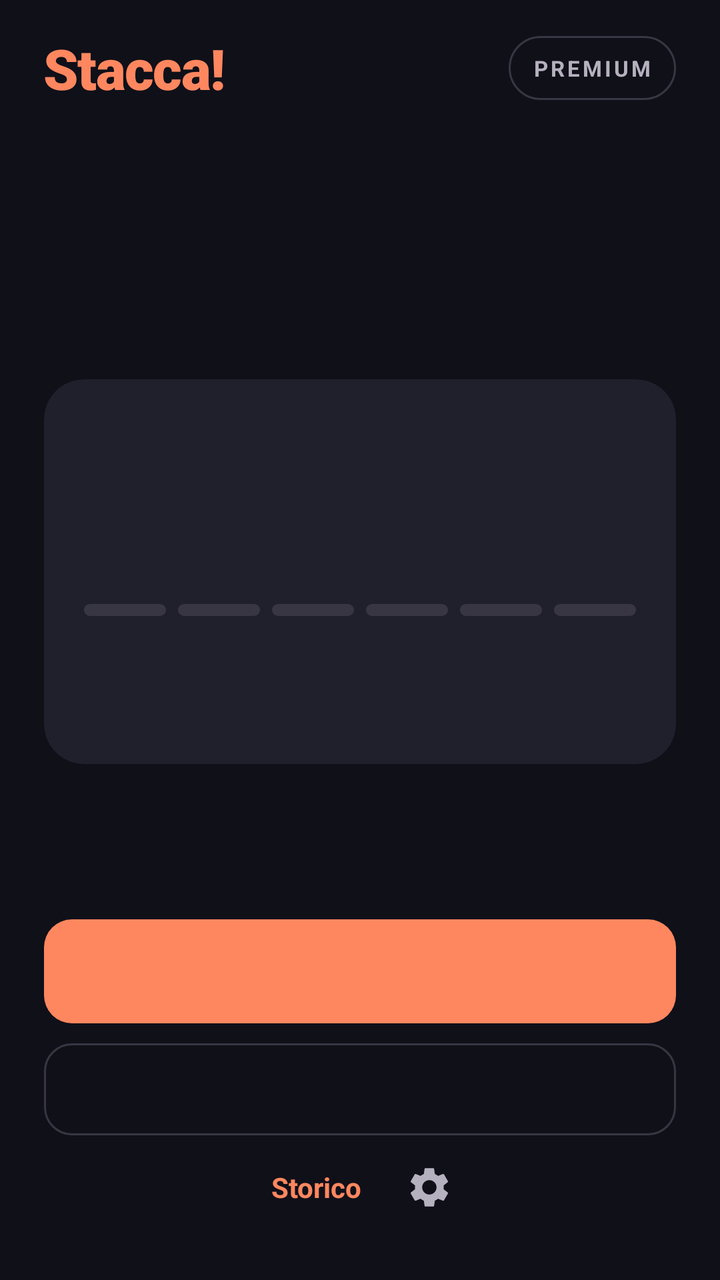
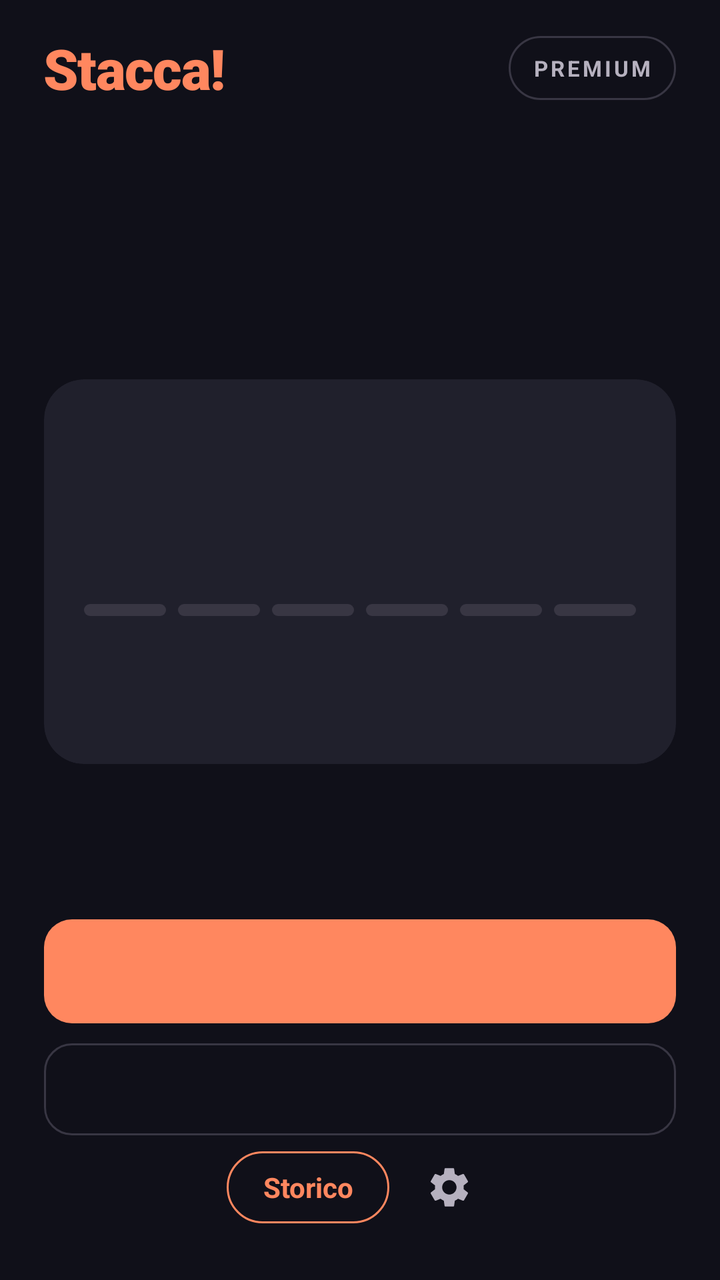

Screens rendered from an Android XML layout before and after an edit, with the pre-edit source and the edit as a unified diff.
<!-- AndroidManifest.xml: activity theme Theme.Stacca -->
<!-- res/layout/activity_main.xml -->
<?xml version="1.0" encoding="utf-8"?>
<ScrollView xmlns:android="http://schemas.android.com/apk/res/android"
    xmlns:app="http://schemas.android.com/apk/res-auto"
    android:layout_width="match_parent"
    android:layout_height="match_parent"
    android:background="@color/home_bg"
    android:fillViewport="true">

    <LinearLayout
        android:layout_width="match_parent"
        android:layout_height="match_parent"
        android:orientation="vertical"
        android:paddingStart="22dp"
        android:paddingEnd="22dp"
        android:paddingTop="12dp"
        android:paddingBottom="8dp">

        
        <LinearLayout
            android:layout_width="match_parent"
            android:layout_height="wrap_content"
            android:orientation="horizontal"
            android:gravity="center_vertical"
            android:minHeight="44dp">

            <TextView
                android:id="@+id/tvAppTitle"
                android:layout_width="0dp"
                android:layout_height="wrap_content"
                android:layout_weight="1"
                android:text="@string/app_name"
                android:textSize="28sp"
                android:fontFamily="sans-serif-black"
                android:letterSpacing="-0.02"
                android:textColor="@color/home_accent" />

            <TextView
                android:id="@+id/tvPremiumBadge"
                android:layout_width="wrap_content"
                android:layout_height="wrap_content"
                android:minHeight="32dp"
                android:gravity="center"
                android:background="@drawable/bg_badge"
                android:paddingStart="12dp"
                android:paddingEnd="12dp"
                android:text="@string/premium_badge"
                android:textSize="11sp"
                android:textStyle="bold"
                android:letterSpacing="0.12"
                android:textColor="@color/home_text_secondary" />
        </LinearLayout>

        
        <LinearLayout
            android:id="@+id/cardPermissions"
            android:layout_width="match_parent"
            android:layout_height="0dp"
            android:layout_weight="1"
            android:paddingBottom="40dp"
            android:orientation="vertical"
            android:visibility="gone">

            
            <TextView
                android:layout_width="wrap_content"
                android:layout_height="wrap_content"
                android:layout_marginTop="20dp"
                android:text="@string/perm_v2_label"
                android:textSize="12sp"
                android:textStyle="bold"
                android:letterSpacing="0.14"
                android:textColor="@color/home_accent" />

            <TextView
                android:layout_width="match_parent"
                android:layout_height="wrap_content"
                android:layout_marginTop="6dp"
                android:text="@string/perm_v2_title"
                android:textSize="18sp"
                android:textStyle="bold"
                android:textColor="@color/home_text" />

            
            <Space
                android:layout_width="match_parent"
                android:layout_height="0dp"
                android:layout_weight="1"
                android:minHeight="16dp" />

            <com.google.android.material.card.MaterialCardView
                style="@style/Stacca.Settings.Card">

                <LinearLayout
                    android:layout_width="match_parent"
                    android:layout_height="wrap_content"
                    android:orientation="vertical">

                    <LinearLayout
                        android:id="@+id/rowPermNotification"
                        style="@style/Stacca.Settings.Row"
                        android:background="?attr/selectableItemBackground">
                        <LinearLayout style="@style/Stacca.Settings.RowTexts">
                            <TextView style="@style/Stacca.Settings.RowTitle" android:text="@string/perm_v2_notif_title" />
                            <TextView style="@style/Stacca.Settings.RowDesc" android:text="@string/perm_v2_notif_desc" />
                        </LinearLayout>
                        <TextView
                            android:id="@+id/tvPermNotification"
                            style="@style/Stacca.Permission.Status" />
                    </LinearLayout>

                    <View style="@style/Stacca.Settings.Divider" />

                    <LinearLayout
                        android:id="@+id/rowPermExactAlarm"
                        style="@style/Stacca.Settings.Row"
                        android:background="?attr/selectableItemBackground">
                        <LinearLayout style="@style/Stacca.Settings.RowTexts">
                            <TextView style="@style/Stacca.Settings.RowTitle" android:text="@string/perm_v2_exact_title" />
                            <TextView style="@style/Stacca.Settings.RowDesc" android:text="@string/perm_v2_exact_desc" />
                        </LinearLayout>
                        <TextView
                            android:id="@+id/tvPermExactAlarm"
                            style="@style/Stacca.Permission.Status" />
                    </LinearLayout>

                    <View style="@style/Stacca.Settings.Divider" />

                    <LinearLayout
                        android:id="@+id/rowPermBattery"
                        style="@style/Stacca.Settings.Row"
                        android:background="?attr/selectableItemBackground">
                        <LinearLayout style="@style/Stacca.Settings.RowTexts">
                            <TextView style="@style/Stacca.Settings.RowTitle" android:text="@string/perm_v2_battery_title" />
                            <TextView style="@style/Stacca.Settings.RowDesc" android:text="@string/perm_v2_battery_desc" />
                        </LinearLayout>
                        <TextView
                            android:id="@+id/tvPermBattery"
                            style="@style/Stacca.Permission.Status" />
                    </LinearLayout>
                </LinearLayout>
            </com.google.android.material.card.MaterialCardView>

            <Space
                android:layout_width="match_parent"
                android:layout_height="0dp"
                android:layout_weight="1" />
        </LinearLayout>

        
        <LinearLayout
            android:id="@+id/homeContent"
            android:layout_width="match_parent"
            android:layout_height="0dp"
            android:layout_weight="1"
            android:orientation="vertical">

            <Space
                android:id="@+id/spaceTop"
                android:layout_width="match_parent"
                android:layout_height="20dp" />

            
            <TextView
                android:id="@+id/tvHeroLabel"
                android:layout_width="wrap_content"
                android:layout_height="wrap_content"
                android:textSize="12sp"
                android:textStyle="bold"
                android:letterSpacing="0.14"
                android:textColor="@color/home_text_secondary" />

            <TextView
                android:id="@+id/tvHeroTitle"
                android:layout_width="match_parent"
                android:layout_height="wrap_content"
                android:layout_marginTop="10dp"
                android:textSize="30sp"
                android:fontFamily="sans-serif-black"
                android:lineSpacingMultiplier="1.08"
                android:letterSpacing="-0.01"
                android:textColor="@color/home_text" />

            <TextView
                android:id="@+id/tvHeroSub"
                android:layout_width="match_parent"
                android:layout_height="wrap_content"
                android:layout_marginTop="8dp"
                android:textSize="14sp"
                android:textColor="@color/home_text_secondary" />

            
            <com.google.android.material.card.MaterialCardView
                android:id="@+id/cardInfo"
                android:layout_width="match_parent"
                android:layout_height="wrap_content"
                android:layout_marginTop="20dp"
                app:cardBackgroundColor="@color/home_surface"
                app:cardCornerRadius="20dp"
                app:cardElevation="0dp"
                app:strokeWidth="0dp">

                <LinearLayout
                    android:layout_width="match_parent"
                    android:layout_height="wrap_content"
                    android:orientation="vertical"
                    android:padding="20dp">

                    <TextView
                        android:id="@+id/tvCardLabel"
                        android:layout_width="wrap_content"
                        android:layout_height="wrap_content"
                        android:textSize="12sp"
                        android:textStyle="bold"
                        android:letterSpacing="0.14"
                        android:textColor="@color/home_text_secondary" />

                    <TextView
                        android:id="@+id/tvCardValue"
                        android:layout_width="wrap_content"
                        android:layout_height="wrap_content"
                        android:layout_marginTop="6dp"
                        android:textSize="46sp"
                        android:textStyle="bold"
                        android:fontFeatureSettings="tnum"
                        android:letterSpacing="-0.02"
                        android:includeFontPadding="false"
                        android:textColor="@color/home_text" />

                    
                    <LinearLayout
                        android:id="@+id/segments"
                        android:layout_width="match_parent"
                        android:layout_height="6dp"
                        android:layout_marginTop="16dp"
                        android:orientation="horizontal">

                        <View android:id="@+id/seg1" android:layout_width="0dp" android:layout_height="match_parent" android:layout_weight="1" android:layout_marginEnd="6dp" android:background="@drawable/bg_segment" />
                        <View android:id="@+id/seg2" android:layout_width="0dp" android:layout_height="match_parent" android:layout_weight="1" android:layout_marginEnd="6dp" android:background="@drawable/bg_segment" />
                        <View android:id="@+id/seg3" android:layout_width="0dp" android:layout_height="match_parent" android:layout_weight="1" android:layout_marginEnd="6dp" android:background="@drawable/bg_segment" />
                        <View android:id="@+id/seg4" android:layout_width="0dp" android:layout_height="match_parent" android:layout_weight="1" android:layout_marginEnd="6dp" android:background="@drawable/bg_segment" />
                        <View android:id="@+id/seg5" android:layout_width="0dp" android:layout_height="match_parent" android:layout_weight="1" android:layout_marginEnd="6dp" android:background="@drawable/bg_segment" />
                        <View android:id="@+id/seg6" android:layout_width="0dp" android:layout_height="match_parent" android:layout_weight="1" android:background="@drawable/bg_segment" />
                    </LinearLayout>

                    
                    <LinearLayout
                        android:layout_width="match_parent"
                        android:layout_height="wrap_content"
                        android:layout_marginTop="10dp"
                        android:orientation="horizontal"
                        android:gravity="center_vertical">

                        <TextView
                            android:id="@+id/tvCardFootLeft"
                            android:layout_width="0dp"
                            android:layout_height="wrap_content"
                            android:layout_weight="1"
                            android:textSize="13sp"
                            android:textColor="@color/home_text_secondary" />

                        <TextView
                            android:id="@+id/tvCardFootRight"
                            android:layout_width="wrap_content"
                            android:layout_height="wrap_content"
                            android:minHeight="44dp"
                            android:minWidth="44dp"
                            android:gravity="center_vertical|end"
                            android:textSize="13sp"
                            android:fontFeatureSettings="tnum"
                            android:textColor="@color/home_text_secondary" />
                    </LinearLayout>

                </LinearLayout>
            </com.google.android.material.card.MaterialCardView>

            <Space
                android:id="@+id/spaceBottom"
                android:layout_width="match_parent"
                android:layout_height="0dp"
                android:layout_weight="3"
                android:minHeight="20dp" />

            
            <TextView
                android:id="@+id/tvExplain"
                android:layout_width="match_parent"
                android:layout_height="wrap_content"
                android:layout_marginBottom="10dp"
                android:textSize="14sp"
                android:textColor="@color/home_text_secondary" />

            
            <com.google.android.material.button.MaterialButton
                android:id="@+id/btnPrimary"
                android:layout_width="match_parent"
                android:layout_height="52dp"
                android:insetTop="0dp"
                android:insetBottom="0dp"
                android:textSize="17sp"
                android:textStyle="bold"
                android:textAllCaps="false"
                android:letterSpacing="0"
                android:textColor="@color/home_on_accent"
                app:backgroundTint="@color/home_accent"
                app:cornerRadius="14dp"
                app:elevation="0dp" />

            <com.google.android.material.button.MaterialButton
                android:id="@+id/btnSecondary"
                style="@style/Widget.Material3.Button.OutlinedButton"
                android:layout_width="match_parent"
                android:layout_height="46dp"
                android:layout_marginTop="10dp"
                android:insetTop="0dp"
                android:insetBottom="0dp"
                android:textSize="15sp"
                android:textStyle="bold"
                android:textAllCaps="false"
                android:letterSpacing="0"
                android:textColor="@color/home_text"
                app:strokeColor="@color/home_border"
                app:strokeWidth="1dp"
                app:cornerRadius="14dp" />

            
            <LinearLayout
                android:layout_width="match_parent"
                android:layout_height="wrap_content"
                android:layout_marginTop="4dp"
                android:orientation="horizontal"
                android:gravity="center">

                <TextView
                    android:id="@+id/tvSnooze"
                    android:layout_width="0dp"
                    android:layout_height="wrap_content"
                    android:layout_weight="1"
                    android:minHeight="44dp"
                    android:gravity="center_vertical|start"
                    android:textSize="14sp"
                    android:textColor="@color/home_text"
                    android:background="?attr/selectableItemBackground"
                    android:visibility="gone" />

                <TextView
                    android:id="@+id/btnHistory"
                    android:layout_width="wrap_content"
                    android:layout_height="wrap_content"
                    android:minHeight="44dp"
                    android:minWidth="44dp"
                    android:paddingStart="12dp"
                    android:paddingEnd="12dp"
                    android:gravity="center"
                    android:text="@string/history_screen_title"
                    android:textSize="14sp"
                    android:textStyle="bold"
                    android:textColor="@color/home_accent"
                    android:background="?attr/selectableItemBackgroundBorderless" />

                
                <ImageView
                    android:id="@+id/btnSettings"
                    android:layout_width="44dp"
                    android:layout_height="44dp"
                    android:padding="10dp"
                    android:src="@drawable/ic_settings"
                    android:contentDescription="@string/home_settings"
                    app:tint="@color/home_text_secondary"
                    android:background="?attr/selectableItemBackgroundBorderless" />
            </LinearLayout>

            
            <Space
                android:layout_width="match_parent"
                android:layout_height="0dp"
                android:layout_weight="1" />

        </LinearLayout>

    </LinearLayout>
</ScrollView>
<!-- resources referenced by this layout -->
<resources>
  <color name="home_accent">#FF875F</color>
  <color name="home_bg">#101019</color>
  <color name="home_border">#383643</color>
  <color name="home_on_accent">#20110B</color>
  <color name="home_surface">#20202C</color>
  <color name="home_text">#F8F5F0</color>
  <color name="home_text_secondary">#B6B1BF</color>
  <!-- drawable bg_segment (drawable) -->
  <?xml version="1.0" encoding="utf-8"?>
  <shape xmlns:android="http://schemas.android.com/apk/res/android"
      android:shape="rectangle">
      <solid android:color="@color/home_border" />
      <corners android:radius="3dp" />
  </shape>
  <string name="app_name">Stacca!</string>
  <string name="history_screen_title">Storico</string>
  <string name="home_settings">Impostazioni</string>
  <string name="perm_v2_battery_desc">Per non farmi addormentare da Android.</string>
  <string name="perm_v2_battery_title">Batteria senza limiti</string>
  <string name="perm_v2_exact_desc">Per suonare all\'orario giusto, non dopo.</string>
  <string name="perm_v2_exact_title">Allarmi puntuali</string>
  <string name="perm_v2_label">PRIMA DI INIZIARE</string>
  <string name="perm_v2_notif_desc">Per dirti quando è ora di staccare.</string>
  <string name="perm_v2_notif_title">Notifiche</string>
  <string name="perm_v2_title">Tre permessi e sono pronta.</string>
  <string name="premium_badge">PREMIUM</string>
  <style name="Stacca.Settings.Divider">
          <item name="android:layout_width">match_parent</item>
          <item name="android:layout_height">1dp</item>
          <item name="android:layout_marginStart">20dp</item>
          <item name="android:background">@color/home_border</item>
      </style>
  <style name="Stacca.Settings.RowDesc">
          <item name="android:layout_width">wrap_content</item>
          <item name="android:layout_height">wrap_content</item>
          <item name="android:layout_marginTop">3dp</item>
          <item name="android:textSize">13sp</item>
          <item name="android:textColor">@color/home_text_secondary</item>
      </style>
  <style name="Stacca.Settings.RowTexts">
          <item name="android:layout_width">0dp</item>
          <item name="android:layout_height">wrap_content</item>
          <item name="android:layout_weight">1</item>
          <item name="android:layout_marginEnd">12dp</item>
          <item name="android:orientation">vertical</item>
      </style>
  <style name="Stacca.Settings.RowTitle">
          <item name="android:layout_width">wrap_content</item>
          <item name="android:layout_height">wrap_content</item>
          <item name="android:textSize">16sp</item>
          <item name="android:textStyle">bold</item>
          <item name="android:textColor">@color/home_text</item>
      </style>
  <dimen name="settings_row_min_height">52dp</dimen>
  <dimen name="settings_row_padding_v">10dp</dimen>
  <color name="primary">#FF6B35</color>
  <color name="primary_dark">#E55A2B</color>
  <color name="on_primary">#FFFFFF</color>
  <color name="secondary">#7B2FF7</color>
  <color name="on_secondary">#FFFFFF</color>
  <color name="tertiary">#00C9A7</color>
  <color name="on_tertiary">#FFFFFF</color>
  <color name="background_dark">#0D0D1A</color>
  <color name="surface">#16213E</color>
  <color name="surface_variant">#1E2A4A</color>
  <color name="text_primary">#FFFFFF</color>
  <color name="text_secondary">#B0B0CC</color>
  <color name="text_hint">#6E6E8A</color>
  <!-- unchanged entries left out for length: 6 -->
</resources>

<!-- the commit's change to res/layout/activity_main.xml (unified diff, before → after) -->
@@ -346,16 +346,17 @@
                     android:id="@+id/btnHistory"
                     android:layout_width="wrap_content"
                     android:layout_height="wrap_content"
-                    android:minHeight="44dp"
-                    android:minWidth="44dp"
-                    android:paddingStart="12dp"
-                    android:paddingEnd="12dp"
+                    android:layout_marginEnd="8dp"
+                    android:minHeight="36dp"
+                    android:paddingStart="18dp"
+                    android:paddingEnd="18dp"
                     android:gravity="center"
                     android:text="@string/history_screen_title"
                     android:textSize="14sp"
                     android:textStyle="bold"
                     android:textColor="@color/home_accent"
-                    android:background="?attr/selectableItemBackgroundBorderless" />
+                    android:background="@drawable/bg_badge_accent"
+                    android:foreground="?attr/selectableItemBackground" />
 
                 
                 <ImageView
<!-- resource entries referenced after the edit -->
@@ -7,6 +7,16 @@
   <color name="home_surface">#20202C</color>
   <color name="home_text">#F8F5F0</color>
   <color name="home_text_secondary">#B6B1BF</color>
+  <!-- drawable bg_badge_accent (drawable) -->
+  <?xml version="1.0" encoding="utf-8"?>
+  <shape xmlns:android="http://schemas.android.com/apk/res/android"
+      android:shape="rectangle">
+      <solid android:color="@android:color/transparent" />
+      <stroke
+          android:width="1dp"
+          android:color="@color/home_accent" />
+      <corners android:radius="999dp" />
+  </shape>
   <!-- drawable bg_segment (drawable) -->
   <?xml version="1.0" encoding="utf-8"?>
   <shape xmlns:android="http://schemas.android.com/apk/res/android"
